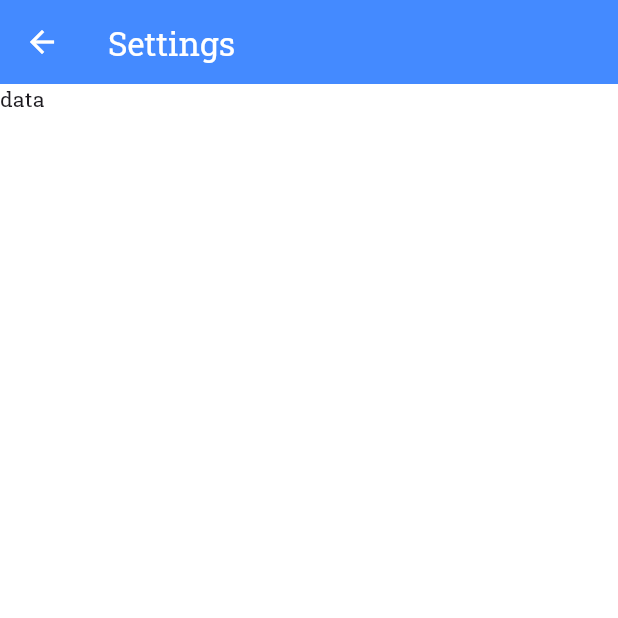
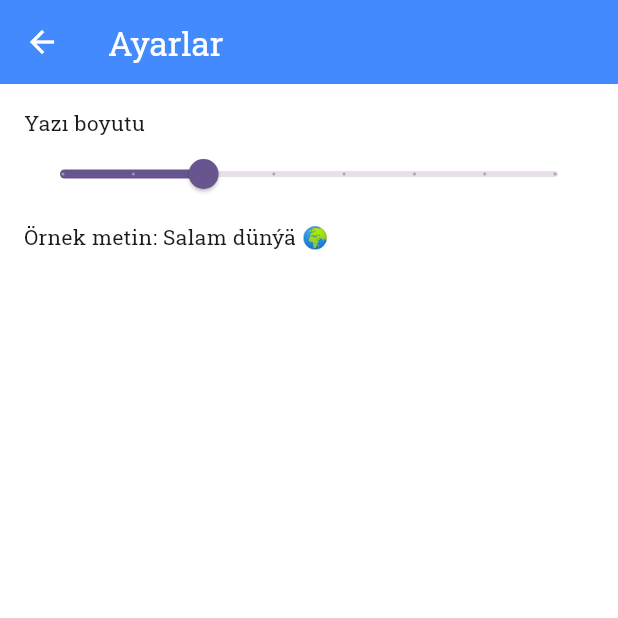
Before and after one commit to Vepa03/name_meaning, a Flutter app: the screen it shows after launch, scrolled down 576 dp, after a tap on the "favorite outline" icon, after a tap on the "settings" icon, on a phone screen of 412 x 824 dp, the top half of it. Run offline on Flutter 3.47's test engine with Material 3 defaults, Android fonts, the phone set to English and light mode, and no system bars; our stand-ins replace shared_preferences.

Commit message:
added settings

```diff
--- /dev/null
+++ b/lib/fontscale_provider.dart
@@ -0,0 +1,11 @@
+import 'package:flutter/material.dart';
+
+class FontScaleProvider extends ChangeNotifier {
+  double _scale = 1.0;
+  double get scale => _scale;
+
+  void setScale(double Newscale){
+    _scale = Newscale;
+    notifyListeners();
+  }
+}
--- a/lib/main.dart
+++ b/lib/main.dart
@@ -1,34 +1,58 @@
 import 'package:flutter/material.dart';
 import 'package:flutter/services.dart';
+import 'package:name_meaning/fontscale_provider.dart';
+import 'package:provider/provider.dart';
 import 'package:name_meaning/pages/MainPage.dart';
 
 void main() async {
   WidgetsFlutterBinding.ensureInitialized();
+
   await SystemChrome.setPreferredOrientations([
+    DeviceOrientation.portraitUp,
     DeviceOrientation.portraitDown,
-    DeviceOrientation.portraitUp
   ]);
-  runApp(const MyApp());
+
+  runApp(
+    ChangeNotifierProvider(
+      create: (_) => FontScaleProvider(),
+      child: const MyApp(),
+    ),
+  );
 }
 
 class MyApp extends StatelessWidget {
   const MyApp({super.key});
+
   @override
   Widget build(BuildContext context) {
+    final fontScale = context.watch<FontScaleProvider>().scale;
+
+    final baseTheme = ThemeData(
+      colorScheme: ColorScheme.fromSeed(seedColor: Colors.deepPurple),
+      appBarTheme: const AppBarTheme(
+        backgroundColor: Colors.blueAccent,
+        foregroundColor: Colors.white,
+      ),
+      popupMenuTheme: const PopupMenuThemeData(color: Colors.white),
+      scaffoldBackgroundColor: Colors.white,
+    );
+
     return MaterialApp(
       debugShowCheckedModeBanner: false,
-      title: 'Flutter Demo',
-      theme: ThemeData(
-        colorScheme: ColorScheme.fromSeed(seedColor: Colors.deepPurple),
-        appBarTheme: AppBarThemeData(
-          backgroundColor: Colors.blueAccent,
-          foregroundColor: Colors.white
-        ),
-        popupMenuTheme: PopupMenuThemeData(color: Colors.white),
-        scaffoldBackgroundColor: Colors.white
+      title: 'Name Meaning',
+      theme: baseTheme,
+      home: const MainPage(),
 
-      ),
-      home: MainPage()
+      // 🔥 BÜTÜN YAZILARI BURADAN BÜYÜT/KÜÇÜLT
+      builder: (context, child) {
+        final mq = MediaQuery.of(context);
+        return MediaQuery(
+          data: mq.copyWith(
+            textScaleFactor: fontScale, // 0.8 - 1.0 - 1.2 - 1.5 vs
+          ),
+          child: child!,
+        );
+      },
     );
   }
 }
--- a/lib/pages/MainPage.dart
+++ b/lib/pages/MainPage.dart
@@ -76,7 +76,7 @@ class _MainPageState extends State<MainPage> {
         appBar: AppBar(
           leading: GestureDetector(
             onTap: (){
-              Navigator.push(context, MaterialPageRoute(builder: (context)=> Settings()));
+              Navigator.push(context, MaterialPageRoute(builder: (context)=> SettingsPage()));
             },
             child: Icon(Icons.settings)),
           title: Text("Türkmen atlar", style: TextStyle(fontFamily: "Lucky", fontSize: 25
--- a/lib/pages/Settings.dart
+++ b/lib/pages/Settings.dart
@@ -1,13 +1,36 @@
 import 'package:flutter/material.dart';
-
-class Settings extends StatelessWidget {
-  const Settings({super.key});
+import 'package:name_meaning/fontscale_provider.dart';
+import 'package:provider/provider.dart';
+class SettingsPage extends StatelessWidget {
+  const SettingsPage({super.key});
 
   @override
   Widget build(BuildContext context) {
+    final scale = context.watch<FontScaleProvider>().scale;
+
     return Scaffold(
-      appBar: AppBar(title: Text("Settings"),),
-      body: Text("data"),
+      appBar: AppBar(title: const Text("Ayarlar")),
+      body: Padding(
+        padding: const EdgeInsets.all(16),
+        child: Column(
+          crossAxisAlignment: CrossAxisAlignment.start,
+          children: [
+            const Text("Yazı boyutu"),
+            Slider(
+              value: scale,
+              min: 0.8,
+              max: 1.5,
+              divisions: 7,
+              label: scale.toStringAsFixed(1),
+              onChanged: (value) {
+                context.read<FontScaleProvider>().setScale(value);
+              },
+            ),
+            const SizedBox(height: 8),
+            const Text("Örnek metin: Salam dünýä 🌍"),
+          ],
+        ),
+      ),
     );
   }
 }
--- a/pubspec.yaml
+++ b/pubspec.yaml
@@ -37,6 +37,7 @@ dependencies:
   shared_preferences: ^2.5.3
   change_app_package_name: ^1.5.0
   rename_app: ^1.6.5
+  provider: ^6.1.5+1
 
 dev_dependencies:
   flutter_test:
```
Also changed, not shown: pubspec.lock.
